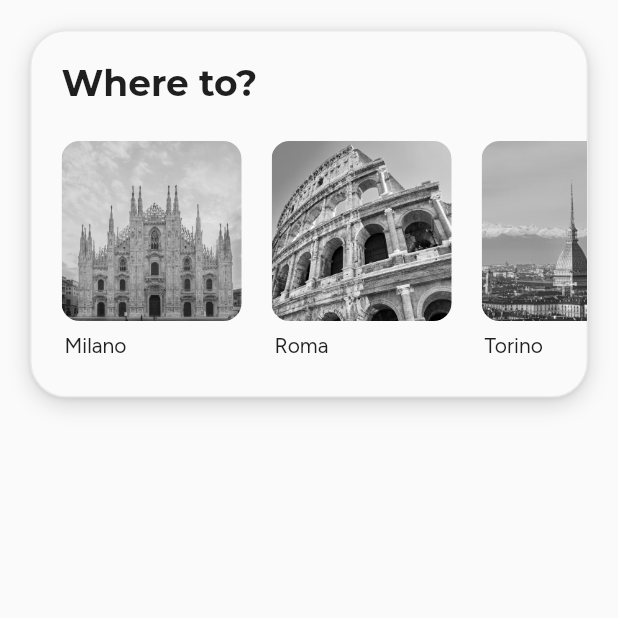
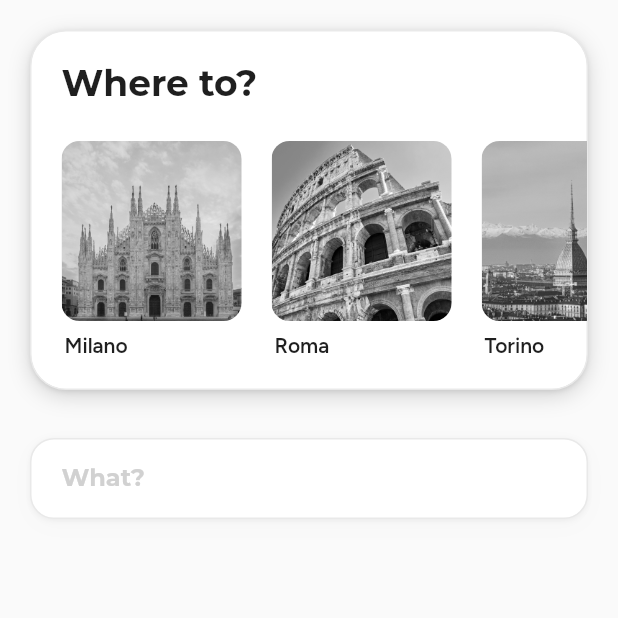
Before and after one commit to gvbsxmoon/closeby-app, a Flutter app: the screen it shows after launch, after a tap on "Where to?", on a phone screen of 412 x 824 dp, the top half of it. Run offline on Flutter 3.47's test engine with Material 2 defaults, Android fonts, the phone set to English and light mode, and no system bars; our stand-ins replace font_awesome_flutter, google_fonts.

Commit message:
ADD | searchbar section

```diff
--- a/lib/components/cb-components/card.dart
+++ b/lib/components/cb-components/card.dart
@@ -51,9 +51,7 @@ class _CBCardState extends State<CBCard> {
           padding: const EdgeInsets.only(left: 2.0),
           child: Text(
             widget.title,
-            style: AppFonts.figtree(
-                fontWeight:
-                    widget.isSelected ? FontWeight.w600 : FontWeight.w400),
+            style: AppFonts.figtree(fontWeight: FontWeight.w600),
           ),
         )
       ],
--- /dev/null
+++ b/lib/components/cb-components/chips.dart
@@ -0,0 +1,42 @@
+import 'package:closeby/utils/colors.dart';
+import 'package:closeby/utils/fonts.dart';
+import 'package:flutter/material.dart';
+
+class CBChips extends StatefulWidget {
+  const CBChips({
+    super.key,
+    required this.isSelected,
+    required this.title,
+  });
+
+  final bool isSelected;
+  final String title;
+
+  @override
+  State<CBChips> createState() => _CBChipsState();
+}
+
+class _CBChipsState extends State<CBChips> {
+  @override
+  Widget build(BuildContext context) {
+    return AnimatedContainer(
+      duration: const Duration(milliseconds: 150),
+      padding: const EdgeInsets.symmetric(horizontal: 24, vertical: 12),
+      decoration: BoxDecoration(
+        borderRadius: BorderRadius.circular(12),
+        color: widget.isSelected ? AppColor.primaryBlack : AppColor.offWhite,
+        border: Border.all(
+          color: widget.isSelected ? AppColor.primaryBlack : AppColor.darkGrey,
+          width: 1,
+        ),
+      ),
+      child: Text(
+        widget.title,
+        style: AppFonts.figtree(
+          color: widget.isSelected ? AppColor.offWhite : AppColor.primaryBlack,
+          fontWeight: FontWeight.w600,
+        ),
+      ),
+    );
+  }
+}
--- a/lib/components/searchbar.dart
+++ /dev/null
@@ -1,183 +0,0 @@
-import 'package:closeby/components/cb-components/card.dart';
-import 'package:closeby/utils/colors.dart';
-import 'package:closeby/utils/fonts.dart';
-import 'package:closeby/utils/shadow.dart';
-import 'package:flutter/material.dart';
-import 'package:font_awesome_flutter/font_awesome_flutter.dart';
-
-class Searchbar extends StatefulWidget {
-  const Searchbar({super.key});
-
-  @override
-  State<Searchbar> createState() => _SearchbarState();
-}
-
-class _SearchbarState extends State<Searchbar> {
-  double containerHeight = 54;
-  double verticalPadding = 9;
-  double borderRadius = 36;
-
-  bool isExpanded = false;
-
-  void _toggleContainerHeight() {
-    setState(() {
-      containerHeight = containerHeight == 54 ? 245 : 54;
-      borderRadius = borderRadius == 36 ? 24 : 36;
-    });
-
-    if (isExpanded) {
-      verticalPadding = verticalPadding == 9 ? 20 : 9;
-      isExpanded = !isExpanded;
-    } else {
-      Future.delayed(const Duration(milliseconds: 300), () {
-        setState(() {
-          verticalPadding = verticalPadding == 9 ? 20 : 9;
-          isExpanded = !isExpanded;
-        });
-      });
-    }
-  }
-
-  @override
-  Widget build(BuildContext context) {
-    return GestureDetector(
-      onTap: _toggleContainerHeight,
-      child: AnimatedContainer(
-          alignment: Alignment.topLeft,
-          duration: const Duration(milliseconds: 300), // Animation duration
-          width: MediaQuery.of(context).size.width,
-          height: containerHeight, // Use the dynamic height
-          padding: EdgeInsets.symmetric(vertical: verticalPadding),
-          decoration: BoxDecoration(
-              color: AppColor.offWhite,
-              border: Border.all(color: AppColor.lightGrey),
-              borderRadius: BorderRadius.circular(borderRadius),
-              boxShadow:
-                  isExpanded ? AppShadow.darkShadow : AppShadow.lightShadow),
-          child: AnimatedCrossFade(
-            duration: const Duration(milliseconds: 150),
-            firstChild: const SearchInit(),
-            secondChild: const SearchInputs(),
-            crossFadeState: isExpanded
-                ? CrossFadeState.showSecond
-                : CrossFadeState.showFirst,
-          )),
-    );
-  }
-}
-
-class SearchInputs extends StatefulWidget {
-  const SearchInputs({
-    super.key,
-  });
-
-  @override
-  State<SearchInputs> createState() => _SearchInputsState();
-}
-
-class _SearchInputsState extends State<SearchInputs> {
-  List<String> places = ["Milano", "Roma", "Torino", "Napoli"];
-  int selectedIndex = -1;
-
-  @override
-  Widget build(BuildContext context) {
-    return Column(
-        mainAxisAlignment: MainAxisAlignment.start,
-        crossAxisAlignment: CrossAxisAlignment.start,
-        children: [
-          Padding(
-            padding: const EdgeInsets.symmetric(horizontal: 20.0),
-            child: Text(
-              'Where to?',
-              textAlign: TextAlign.left,
-              style: AppFonts.montserrat(
-                fontWeight: FontWeight.bold,
-                fontSize: 24,
-              ),
-            ),
-          ),
-          const SizedBox(
-            height: 24,
-          ),
-          SizedBox(
-            height: 150,
-            child: ListView.builder(
-              scrollDirection: Axis.horizontal,
-              itemCount: places.length,
-              itemBuilder: (context, index) {
-                return Padding(
-                  padding: const EdgeInsets.only(left: 20.0),
-                  child: GestureDetector(
-                    onTap: () {
-                      setState(() {
-                        selectedIndex = index;
-                      });
-                    },
-                    child: CBCard(
-                        isSelected: selectedIndex == index,
-                        title: places[index],
-                        asset: 'assets/places/${places[index]}.png'),
-                  ),
-                );
-              },
-            ),
-          ),
-        ]);
-  }
-}
-
-class SearchInit extends StatelessWidget {
-  const SearchInit({
-    super.key,
-  });
-
-  @override
-  Widget build(BuildContext context) {
-    return Padding(
-      padding: const EdgeInsets.only(left: 20.0, right: 10),
-      child: Row(
-        crossAxisAlignment: CrossAxisAlignment.center,
-        mainAxisAlignment: MainAxisAlignment.spaceBetween,
-        children: [
-          Column(
-            mainAxisAlignment: MainAxisAlignment.start,
-            crossAxisAlignment: CrossAxisAlignment.start,
-            children: <Widget>[
-              Text(
-                'What are you looking for?',
-                style: AppFonts.montserrat(
-                  fontWeight: FontWeight.w600,
-                  fontSize: 14,
-                ),
-              ),
-              const SizedBox(
-                height: 2,
-              ),
-              Text(
-                'Anywhere · Anything',
-                style: AppFonts.montserrat(
-                    fontWeight: FontWeight.w400,
-                    fontSize: 12,
-                    color: AppColor.secondaryBlack),
-              )
-            ],
-          ),
-          Container(
-            clipBehavior: Clip.antiAlias,
-            decoration: BoxDecoration(
-              shape: BoxShape.circle,
-              border: Border.all(color: AppColor.darkGrey, width: 1),
-            ),
-            child: const Padding(
-              padding: EdgeInsets.all(8.0),
-              child: Icon(
-                FontAwesomeIcons.magnifyingGlass,
-                size: 14,
-              ),
-            ),
-          ),
-        ],
-      ),
-    );
-  }
-}
--- /dev/null
+++ b/lib/components/searchbar/search_prompt.dart
@@ -0,0 +1,75 @@
+import 'package:closeby/utils/colors.dart';
+import 'package:closeby/utils/fonts.dart';
+import 'package:closeby/utils/shadow.dart';
+import 'package:flutter/material.dart';
+import 'package:font_awesome_flutter/font_awesome_flutter.dart';
+
+class SearchPrompt extends StatefulWidget {
+  const SearchPrompt({
+    super.key,
+  });
+
+  @override
+  State<SearchPrompt> createState() => _SearchPromptState();
+}
+
+class _SearchPromptState extends State<SearchPrompt> {
+  @override
+  Widget build(BuildContext context) {
+    return Container(
+      padding: const EdgeInsets.only(left: 20.0, right: 10, bottom: 9, top: 9),
+      alignment: Alignment.topLeft,
+      width: MediaQuery.of(context).size.width,
+      height: 54,
+      decoration: BoxDecoration(
+          color: AppColor.offWhite,
+          border: Border.all(color: AppColor.lightGrey),
+          borderRadius: BorderRadius.circular(36),
+          boxShadow: AppShadow.lightShadow),
+      child: Row(
+        crossAxisAlignment: CrossAxisAlignment.center,
+        mainAxisAlignment: MainAxisAlignment.spaceBetween,
+        children: [
+          Column(
+            mainAxisAlignment: MainAxisAlignment.start,
+            crossAxisAlignment: CrossAxisAlignment.start,
+            mainAxisSize: MainAxisSize.min,
+            children: <Widget>[
+              Text(
+                'What are you looking for?',
+                style: AppFonts.montserrat(
+                  fontWeight: FontWeight.w600,
+                  fontSize: 14,
+                ),
+              ),
+              const SizedBox(
+                height: 2,
+              ),
+              Text(
+                'Anywhere · Anything',
+                style: AppFonts.montserrat(
+                    fontWeight: FontWeight.w400,
+                    fontSize: 12,
+                    color: AppColor.secondaryBlack),
+              )
+            ],
+          ),
+          Container(
+            clipBehavior: Clip.antiAlias,
+            decoration: BoxDecoration(
+              shape: BoxShape.circle,
+              border: Border.all(color: AppColor.darkGrey, width: 1),
+            ),
+            child: const Padding(
+              padding: EdgeInsets.all(8.0),
+              child: Icon(
+                FontAwesomeIcons.magnifyingGlass,
+                size: 14,
+              ),
+            ),
+          ),
+        ],
+      ),
+    );
+  }
+}
--- /dev/null
+++ b/lib/components/searchbar/search_section.dart
@@ -0,0 +1,105 @@
+import 'package:closeby/utils/colors.dart';
+import 'package:closeby/utils/fonts.dart';
+import 'package:closeby/utils/shadow.dart';
+import 'package:flutter/material.dart';
+
+class SearchSection extends StatefulWidget {
+  const SearchSection({
+    super.key,
+    required this.title,
+    required this.selected,
+    required this.child,
+    required this.isExpanded,
+    required this.callback,
+  });
+
+  final String title;
+  final String selected;
+  final Widget child;
+  final bool isExpanded;
+  final Function() callback;
+
+  @override
+  State<SearchSection> createState() => _SearchSectionState();
+}
+
+class _SearchSectionState extends State<SearchSection> {
+  @override
+  Widget build(BuildContext context) {
+    return GestureDetector(
+      onTap: widget.isExpanded
+          ? null
+          : () {
+              widget.callback();
+            },
+      child: AnimatedContainer(
+        duration: const Duration(milliseconds: 300),
+        width: MediaQuery.of(context).size.width,
+        padding: EdgeInsets.symmetric(vertical: widget.isExpanded ? 20 : 16),
+        decoration: BoxDecoration(
+          color: Colors.white,
+          boxShadow:
+              widget.isExpanded ? AppShadow.darkShadow : AppShadow.lightShadow,
+          borderRadius: BorderRadius.circular(widget.isExpanded ? 24 : 16),
+          border: Border.all(color: AppColor.lightGrey),
+        ),
+        child: Column(
+            mainAxisAlignment: MainAxisAlignment.start,
+            crossAxisAlignment: CrossAxisAlignment.start,
+            children: [
+              Padding(
+                padding: const EdgeInsets.symmetric(horizontal: 20.0),
+                child: Row(
+                  mainAxisAlignment: MainAxisAlignment.spaceBetween,
+                  crossAxisAlignment: CrossAxisAlignment.center,
+                  children: [
+                    Text(
+                      widget.title,
+                      textAlign: TextAlign.left,
+                      style: AppFonts.montserrat(
+                          fontWeight: FontWeight.bold,
+                          fontSize: widget.isExpanded ? 24 : 16,
+                          color: widget.isExpanded
+                              ? AppColor.primaryBlack
+                              : AppColor.darkGrey),
+                    ),
+                    if (!widget.isExpanded && widget.selected.isNotEmpty)
+                      Text(
+                        widget.selected,
+                        style: AppFonts.montserrat(
+                            fontWeight: FontWeight.bold,
+                            fontSize: 16,
+                            color: AppColor.primaryBlack),
+                      ),
+                  ],
+                ),
+              ),
+              AnimatedSize(
+                duration: const Duration(milliseconds: 300),
+                curve: Curves
+                    .easeInOut, // Puoi personalizzare la curva dell'animazione
+                child: widget.isExpanded
+                    ? const SizedBox(
+                        height: 24,
+                      )
+                    : const SizedBox(), // Widget condizionale da animare
+              ),
+              if (widget.isExpanded)
+                /* AnimatedOpacity(
+                  opacity: widget.isExpanded ? 1 : 0,
+                  duration: const Duration(milliseconds: 300),
+                  child: widget.child,
+                ), */
+              AnimatedCrossFade(
+                duration: const Duration(milliseconds: 300),
+                firstChild: const SizedBox(), // Widget quando non espanso
+                secondChild: widget.child, // Widget quando espanso
+                crossFadeState: widget.isExpanded
+                    ? CrossFadeState.showSecond
+                    : CrossFadeState.showFirst,
+              ),
+            ]),
+      ),
+    );
+  }
+}
--- /dev/null
+++ b/lib/components/searchbar/searchbar.dart
@@ -0,0 +1,109 @@
+import 'package:closeby/components/cb-components/card.dart';
+import 'package:closeby/components/searchbar/search_section.dart';
+import 'package:closeby/components/cb-components/chips.dart';
+import 'package:closeby/controller/searchbar_controller.dart';
+
+import 'package:flutter/material.dart';
+
+class Searchbar extends StatefulWidget {
+  const Searchbar({super.key});
+
+  @override
+  State<Searchbar> createState() => _SearchbarState();
+}
+
+class _SearchbarState extends State<Searchbar> {
+  final SearchbarController controller = SearchbarController();
+
+  List<String> places = ["Milano", "Roma", "Torino", "Napoli"];
+
+  List<String> goods = [
+    "Garage",
+    "Box",
+    "Open spaces",
+    "Spazi professionali",
+    "Seminterrato",
+    "Soffitta"
+  ];
+
+  @override
+  Widget build(BuildContext context) {
+    return Padding(
+      padding: const EdgeInsets.all(20.0),
+      child: Column(
+        children: [
+          SearchSection(
+            isExpanded: controller.model.isPlaceExpanded,
+            title: 'Where to?',
+            selected: controller.model.selectedPlace,
+            callback: () {
+              setState(() {
+                controller.onPlaceExpanded();
+              });
+            },
+            child: SizedBox(
+              height: 145,
+              child: ListView.builder(
+                scrollDirection: Axis.horizontal,
+                itemCount: places.length,
+                itemBuilder: (context, index) {
+                  return Padding(
+                    padding: EdgeInsets.only(left: 20.0, right: index == places.length - 1 ? 20.0 : 0.0),
+                    child: GestureDetector(
+                      onTap: () {
+                        setState(() {
+                          controller.onPlaceSelected(places[index]);
+                        });
+                      },
+                      child: CBCard(
+                          isSelected:
+                              controller.model.selectedPlaceIndex == index,
+                          title: places[index],
+                          asset: 'assets/places/${places[index]}.png'),
+                    ),
+                  );
+                },
+              ),
+            ),
+          ),
+          const SizedBox(
+            height: 32,
+          ),
+          SearchSection(
+            isExpanded: controller.model.isGoodExpanded,
+            title: 'What?',
+            selected: controller.model.selectedGood,
+            callback: () {
+              setState(() {
+                controller.onGoodExpanded();
+              });
+            },
+            child: Padding(
+              padding: const EdgeInsets.symmetric(horizontal: 20.0),
+              child: Wrap(
+                runSpacing: 12,
+                spacing: 12,
+                children: goods
+                    .map(
+                      (e) => GestureDetector(
+                        onTap: () {
+                          setState(() {
+                            controller.onGoodSelected(goods.indexOf(e), e);
+                          });
+                        },
+                        child: CBChips(
+                          isSelected: controller.model.selectedGoodIndex ==
+                              goods.indexOf(e),
+                          title: e,
+                        ),
+                      ),
+                    )
+                    .toList(),
+              ),
+            ),
+          ),
+        ],
+      ),
+    );
+  }
+}
--- /dev/null
+++ b/lib/controller/searchbar_controller.dart
@@ -0,0 +1,28 @@
+import 'package:closeby/model/searchbar_model.dart';
+
+class SearchbarController {
+  SearchbarModel model = SearchbarModel.getInstance();
+
+  void onPlaceSelected(String index) {
+    model.selectedPlace = index;
+    model.isPlaceExpanded = false;
+    model.isGoodExpanded = true;
+  }
+
+  void onGoodSelected(int index, String selected) {
+    model.selectedGood = selected;
+    model.selectedGoodIndex = index;
+  }
+
+  void onPlaceExpanded() {
+    model.isPlaceExpanded = !model.isPlaceExpanded;
+    print(model.isPlaceExpanded);
+    model.isGoodExpanded = false;
+  }
+
+  void onGoodExpanded() {
+    model.isGoodExpanded = !model.isGoodExpanded;
+    print(model.isGoodExpanded);
+    model.isPlaceExpanded = false;
+  }
+}
--- a/lib/main.dart
+++ b/lib/main.dart
@@ -1,5 +1,4 @@
-import 'package:closeby/components/cb-components/card.dart';
-import 'package:closeby/components/searchbar.dart';
+import 'package:closeby/components/searchbar/searchbar.dart';
 import 'package:flutter/material.dart';
 
 void main() {
@@ -13,11 +12,7 @@ class MainApp extends StatelessWidget {
   Widget build(BuildContext context) {
     return const MaterialApp(
       home: Scaffold(
-        body: SafeArea(
-            child: Padding(
-          padding: EdgeInsets.all(20.0),
-          child: Searchbar(),
-        )),
+        body: SafeArea(child: Searchbar()),
       ),
     );
   }
--- /dev/null
+++ b/lib/model/searchbar_model.dart
@@ -0,0 +1,19 @@
+class SearchbarModel {
+  bool isPlaceExpanded = false;
+  bool isGoodExpanded = false;
+  String whatTo = "Anything";
+  String whereTo = "Anywhere";
+  int selectedPlaceIndex = -1;
+  int selectedGoodIndex = -1;
+
+  String selectedPlace = "";
+  String selectedGood = "";
+
+  SearchbarModel._privateConstructor();
+
+  static final SearchbarModel _instance = SearchbarModel._privateConstructor();
+
+  factory SearchbarModel.getInstance() {
+    return _instance;
+  }
+}
--- a/lib/utils/shadow.dart
+++ b/lib/utils/shadow.dart
@@ -4,12 +4,12 @@ import 'package:flutter/material.dart';
 class AppShadow {
   static List<BoxShadow> lightShadow = [
     BoxShadow(
-      color: AppColor.primaryBlack.withOpacity(0.08),
+      color: AppColor.primaryBlack.withOpacity(0.05),
       offset: const Offset(0, 1),
       blurRadius: 2,
     ),
     BoxShadow(
-      color: AppColor.primaryBlack.withOpacity(0.05),
+      color: AppColor.primaryBlack.withOpacity(0.02),
       offset: const Offset(0, 4),
       blurRadius: 12,
     ),
```
Also changed, not shown: flutter_01.png (added).
